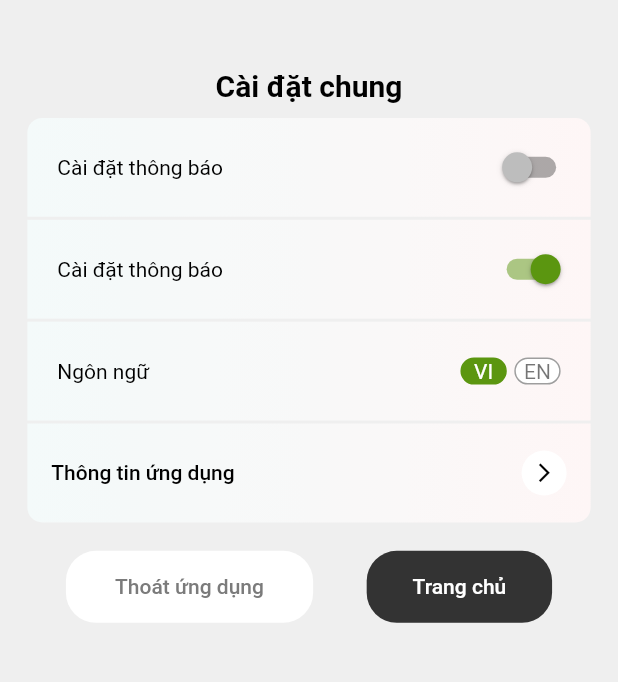
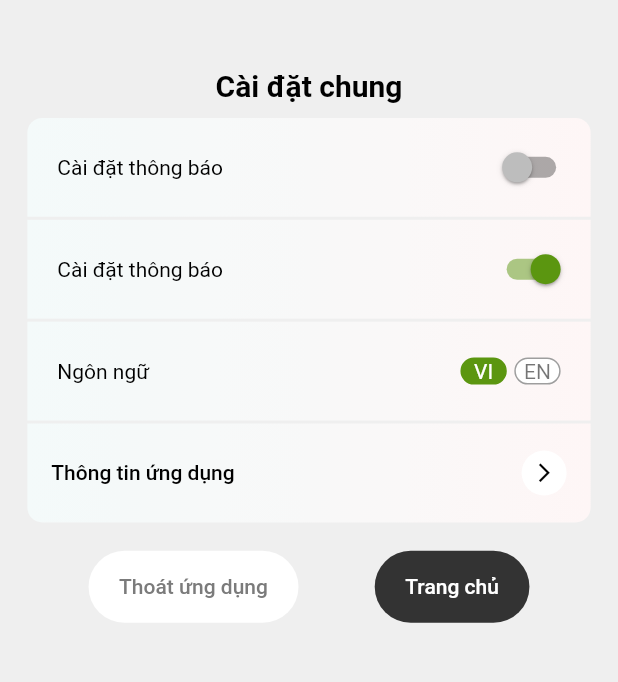
Before and after one commit to khanhpl/prices_dart, a Flutter app: the AccountPage screen opened directly, after a tap on "Cài đặt chung", on a phone screen of 412 x 824 dp, the part 117-799 px from its top. Run offline on Flutter 3.47's test engine with Material 2 defaults, Android fonts, the phone set to English and light mode, and no system bars; our stand-ins replace convex_bottom_bar, flutter_rating_bar.

Commit message:
khanhpl 1-12-2021 update ui

```diff
--- a/lib/screens/account/accountpage.dart
+++ b/lib/screens/account/accountpage.dart
@@ -1,3 +1,4 @@
+import 'dart:ui';
 
 import 'package:flutter/cupertino.dart';
 import 'package:flutter/material.dart';
@@ -159,7 +160,9 @@ class AccountPage extends StatelessWidget {
                   borderRadius: BorderRadius.circular(10.0),
                 ),
                 child: FlatButton(
-                  onPressed: () {},
+                  onPressed: () {
+                    Navigator.pushNamed(context, '/balancePage');
+                  },
                   child: Row(
                     mainAxisAlignment: MainAxisAlignment.start,
                     crossAxisAlignment: CrossAxisAlignment.center,
@@ -325,21 +328,48 @@ class AccountPage extends StatelessWidget {
               Option(
                 icon: Icons.account_box_rounded,
                 optionTitle: 'Cài đặt tài khoản',
-                  link: '/personalSettingPage'),
+                link: '/personalSettingPage',
+                botLeft: 0.0,
+                botRight: 0.0,
+                topLeft: 10.0,
+                topRight: 10.0,
+              ),
               Option(
-                  icon: Icons.favorite, optionTitle: 'Đã yêu thích', link: '/'),
+                icon: Icons.favorite,
+                optionTitle: 'Đã yêu thích',
+                link: '/',
+                botLeft: 0.0,
+                botRight: 0.0,
+                topLeft: 0.0,
+                topRight: 0.0,
+              ),
               Option(
                 icon: Icons.settings,
                 optionTitle: 'Cài đặt chung',
-                  link: '/generalSettingPage'),
+                link: '/generalSettingPage',
+                botLeft: 0.0,
+                botRight: 0.0,
+                topLeft: 0.0,
+                topRight: 0.0,
+              ),
               Option(
                 icon: Icons.comment,
                 optionTitle: 'Góp ý cho Prices',
-                  link: '/feedbackForPrices'),
+                link: '/feedbackForPrices',
+                botLeft: 0.0,
+                botRight: 0.0,
+                topLeft: 0.0,
+                topRight: 0.0,
+              ),
               Option(
                   icon: Icons.money,
                   optionTitle: 'Chính sách hoàn tiền',
-                  link: '/refundPolicy'),
+                  link: '/refundPolicy',
+                botLeft: 10.0,
+                botRight: 10.0,
+                topLeft: 0.0,
+                topRight: 0.0,
+              ),
               SizedBox(height: 40.0),
               Container(
                 height: size.height * 0.15,
@@ -426,8 +456,19 @@ class Option extends StatelessWidget {
   IconData icon;
   String optionTitle;
   String link;
+  var topLeft;
+  var topRight;
+  var botLeft;
+  var botRight;
 
-  Option({required this.icon, required this.optionTitle, required this.link});
+  Option(
+      {required this.icon,
+      required this.optionTitle,
+      required this.link,
+      required this.topLeft,
+      required this.topRight,
+      required this.botLeft,
+      required this.botRight});
 
   @override
   Widget build(BuildContext context) {
@@ -441,7 +482,6 @@ class Option extends StatelessWidget {
       CustomColor(customColor: Color.fromRGBO(254, 246, 246, 1)),
     ];
     var size = MediaQuery.of(context).size;
-    var _itemColor = Color.fromRGBO(243, 250, 255, 1.0);
     var _iconColor = Color.fromRGBO(102, 102, 102, 1.0);
     return Container(
       height: size.height * 0.08,
@@ -455,7 +495,11 @@ class Option extends StatelessWidget {
           begin: Alignment.centerLeft,
           end: Alignment.centerRight,
         ),
-        borderRadius: BorderRadius.circular(10.0),
+        borderRadius: BorderRadius.only(
+            topLeft: Radius.circular(this.topLeft),
+            topRight: Radius.circular(this.topRight),
+            bottomLeft: Radius.circular(this.botLeft),
+            bottomRight: Radius.circular(this.botRight)),
       ),
       child: FlatButton(
         onPressed: () {
--- a/lib/screens/account/balance_in_wallet.dart
+++ b/lib/screens/account/balance_in_wallet.dart
@@ -101,8 +101,7 @@ class _BalancePageState extends State<BalancePage> {
                   ),
                   Spacer(),
                   Container(
-                    height: size.height * 0.04,
-                    width: size.width * 0.15,
+                    margin: EdgeInsets.only(top: size.height *0.025, bottom: size.height*0.025),
                     decoration: BoxDecoration(
                       borderRadius: BorderRadius.circular(15),
                       color: Color(0xFFFE3300),
@@ -170,8 +169,7 @@ class _BalancePageState extends State<BalancePage> {
                   ),
                   Spacer(),
                   Container(
-                    height: size.height * 0.04,
-                    width: size.width * 0.15,
+                    margin: EdgeInsets.only(top: size.height *0.025, bottom: size.height*0.025),
                     decoration: BoxDecoration(
                       borderRadius: BorderRadius.circular(15),
                       color: Colors.white,
--- a/lib/screens/account/feedback_for_prices.dart
+++ b/lib/screens/account/feedback_for_prices.dart
@@ -134,13 +134,13 @@ class FeedbackForPrices extends StatelessWidget {
               ),
               SizedBox(height: size.height * 0.06),
               Container(
-                width: size.width * 0.3,
-                height: size.height * 0.06,
+                padding: EdgeInsets.only(left: size.width*0.03, right: size.width*0.03),
                 decoration: BoxDecoration(
                   color: Color(0xff333333),
-                  borderRadius: BorderRadius.circular(20),
+                  borderRadius: BorderRadius.circular(25),
                 ),
                 child: FlatButton(
+                  padding: EdgeInsets.all(0),
                   child: Text(
                     'Góp ý',
                     style: TextStyle(
--- a/lib/screens/account/feedback_status.dart
+++ b/lib/screens/account/feedback_status.dart
@@ -63,13 +63,13 @@ class FeedbackSuccessful extends StatelessWidget {
               ),
               SizedBox(height: size.height * 0.03),
               Container(
-                width: size.width * 0.3,
-                height: size.height * 0.06,
+                padding: EdgeInsets.only(left: size.width*0.04, right: size.width*0.04),
                 decoration: BoxDecoration(
                   color: Color(0xff333333),
-                  borderRadius: BorderRadius.circular(20),
+                  borderRadius: BorderRadius.circular(25),
                 ),
                 child: FlatButton(
+                  padding: EdgeInsets.all(0),
                   child: Text(
                     'Trang chủ',
                     style: TextStyle(
--- a/lib/screens/account/show_order_detail_on_history.dart
+++ b/lib/screens/account/show_order_detail_on_history.dart
@@ -360,11 +360,10 @@ class ShowOrderDetailOnHistoryState extends State<ShowOrderDetailOnHistory>{
 
               SizedBox(height: size.height * 0.06),
               Container(
-                width: size.width * 0.3,
-                height: size.height * 0.06,
+                padding: EdgeInsets.fromLTRB(size.width*0.03, 0, size.width*0.03, 0),
                 decoration: BoxDecoration(
                   color: Color(0xff333333),
-                  borderRadius: BorderRadius.circular(20),
+                  borderRadius: BorderRadius.circular(25),
                 ),
                 child: FlatButton(
                   child: Text(
@@ -377,7 +376,6 @@ class ShowOrderDetailOnHistoryState extends State<ShowOrderDetailOnHistory>{
                   ),
                   onPressed: () {
                     Navigator.pushNamed(context, '/mainPage');
-
                   },
                 ),
               ),
--- a/lib/screens/account/show_withdrawal_detail_on_history.dart
+++ b/lib/screens/account/show_withdrawal_detail_on_history.dart
@@ -357,11 +357,10 @@ class ShowWithdrawalDetailOnHistoryState extends State<ShowWithdrawalDetailOnHis
 
               SizedBox(height: size.height * 0.06),
               Container(
-                width: size.width * 0.3,
-                height: size.height * 0.06,
+                padding: EdgeInsets.fromLTRB(size.width*0.03, 0, size.width*0.03, 0),
                 decoration: BoxDecoration(
                   color: Color(0xff333333),
-                  borderRadius: BorderRadius.circular(20),
+                  borderRadius: BorderRadius.circular(25),
                 ),
                 child: FlatButton(
                   child: Text(
@@ -374,7 +373,6 @@ class ShowWithdrawalDetailOnHistoryState extends State<ShowWithdrawalDetailOnHis
                   ),
                   onPressed: () {
                     Navigator.pushNamed(context, '/mainPage');
-
                   },
                 ),
               ),
--- a/lib/screens/settings/settings_page.dart
+++ b/lib/screens/settings/settings_page.dart
@@ -256,10 +256,11 @@ class _SettingsPageState extends State<SettingsPage> {
                 crossAxisAlignment: CrossAxisAlignment.center,
                 children: <Widget>[
                   Container(
-                    width: size.width * 0.4,
+
+                    padding: EdgeInsets.only(left: size.width*0.03, right: size.width*0.03),
                     decoration: BoxDecoration(
                       color: Colors.white,
-                      borderRadius: BorderRadius.circular(20.0),
+                      borderRadius: BorderRadius.circular(25.0),
                     ),
                     child: TextButton(
                       child: Text(
@@ -270,10 +271,10 @@ class _SettingsPageState extends State<SettingsPage> {
                     ),
                   ),
                   Container(
-                    width: size.width * 0.3,
+                    padding: EdgeInsets.only(left: size.width*0.03, right: size.width*0.03),
                     decoration: BoxDecoration(
                       color: Color(0xff333333),
-                      borderRadius: BorderRadius.circular(20.0),
+                      borderRadius: BorderRadius.circular(25.0),
                     ),
                     child: TextButton(
                       child: Text(
```
Also changed, not shown: lib/screens/account/personal_setting.dart (+13 -10 lines), lib/screens/account/withdrawal_request.dart (+5 -40 lines), lib/screens/settings/app_information.dart (+9 -6 lines). Lines whose indentation alone changed are shown as unchanged.
